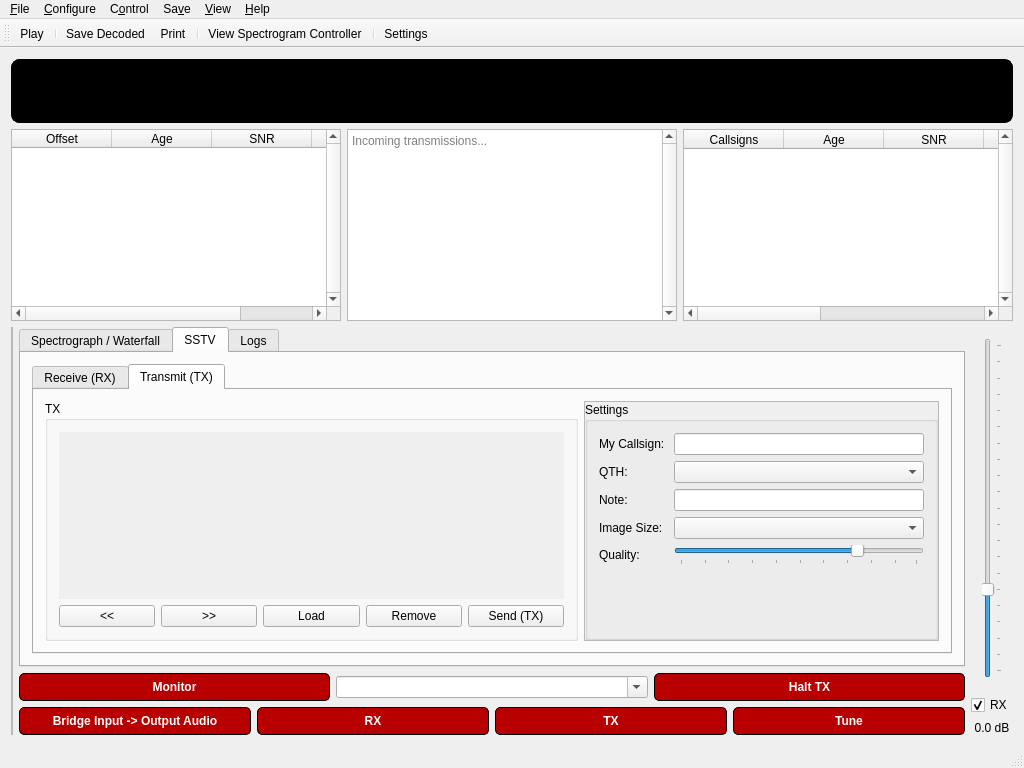
First picture: the form in src/ui/mainwindow.ui, repository GekkoFyre/small-world-deluxe, before the edit.
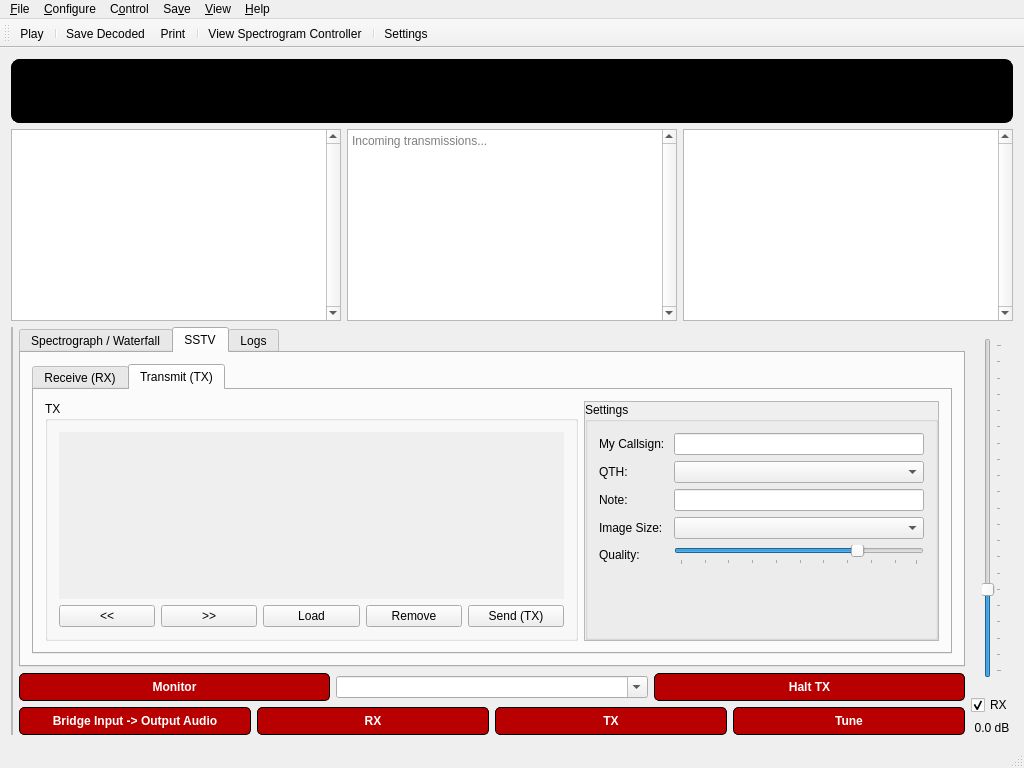
Second picture: the form after the edit. The open tabs and pages were chosen to show the change.

Commit message: * Created QTableView models for some widgets within the QMainWindow.

What changed in the file:
```diff
--- a/src/ui/mainwindow.ui
+++ b/src/ui/mainwindow.ui
@@ -204,33 +204,13 @@
            <number>0</number>
           </property>
           <item>
-           <widget class="QTableWidget" name="tableWidget_mesg_active">
+           <widget class="QTableView" name="tableView_mesg_active">
             <property name="verticalScrollBarPolicy">
              <enum>Qt::ScrollBarAlwaysOn</enum>
             </property>
             <property name="alternatingRowColors">
              <bool>true</bool>
             </property>
-            <column>
-             <property name="text">
-              <string>Offset</string>
-             </property>
-            </column>
-            <column>
-             <property name="text">
-              <string>Age</string>
-             </property>
-            </column>
-            <column>
-             <property name="text">
-              <string>SNR</string>
-             </property>
-            </column>
-            <column>
-             <property name="text">
-              <string>Message(s)</string>
-             </property>
-            </column>
            </widget>
           </item>
          </layout>
@@ -310,48 +290,13 @@
            <number>0</number>
           </property>
           <item>
-           <widget class="QTableWidget" name="tableWidget_mesg_callsigns">
+           <widget class="QTableView" name="tableView_mesg_callsigns">
             <property name="verticalScrollBarPolicy">
              <enum>Qt::ScrollBarAlwaysOn</enum>
             </property>
             <property name="alternatingRowColors">
              <bool>true</bool>
             </property>
-            <column>
-             <property name="text">
-              <string>Callsigns</string>
-             </property>
-            </column>
-            <column>
-             <property name="text">
-              <string>Age</string>
-             </property>
-            </column>
-            <column>
-             <property name="text">
-              <string>SNR</string>
-             </property>
-            </column>
-            <column>
-             <property name="text">
-              <string>Offset</string>
-             </property>
-            </column>
-            <column>
-             <property name="text">
-              <string>✔</string>
-             </property>
-            </column>
-            <column>
-             <property name="text">
-              <string>Name</string>
-             </property>
-            </column>
-            <column>
-             <property name="text">
-              <string>Comment</string>
-             </property>
-            </column>
            </widget>
           </item>
          </layout>
```
Left out of the diff: 4 changed lines with no effect on the pictures. The commit also changes 7 other files.
